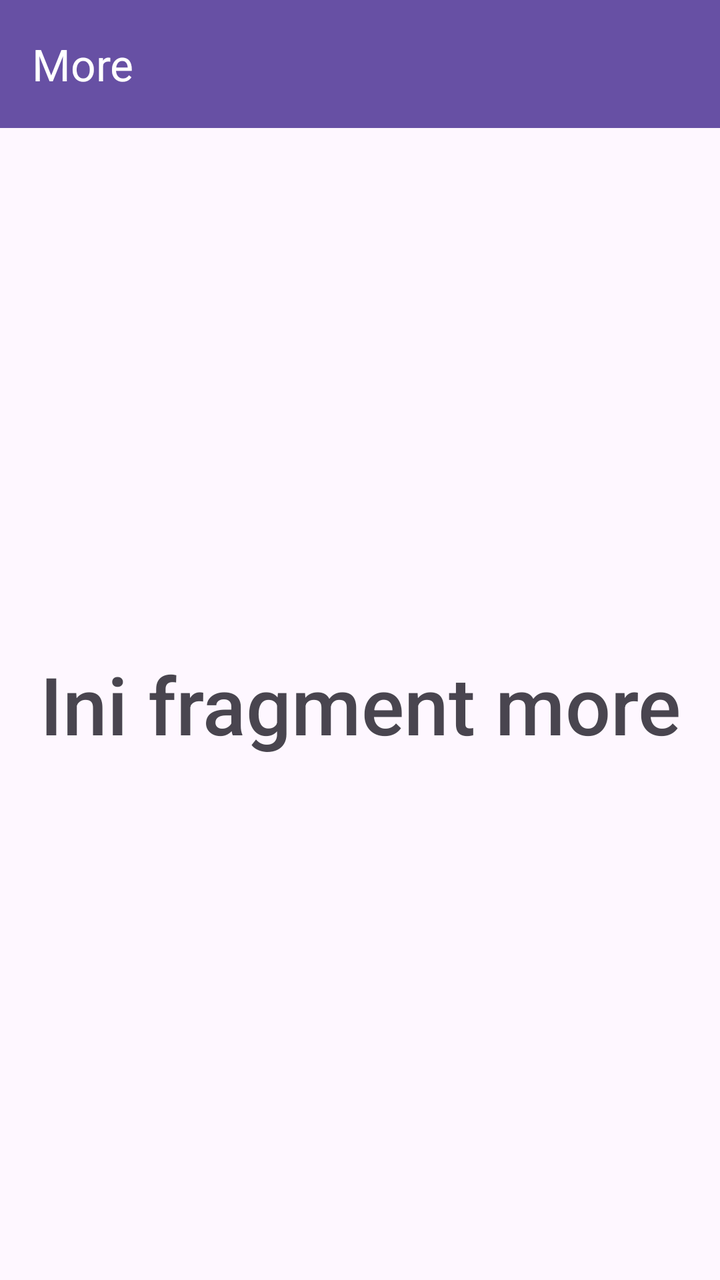
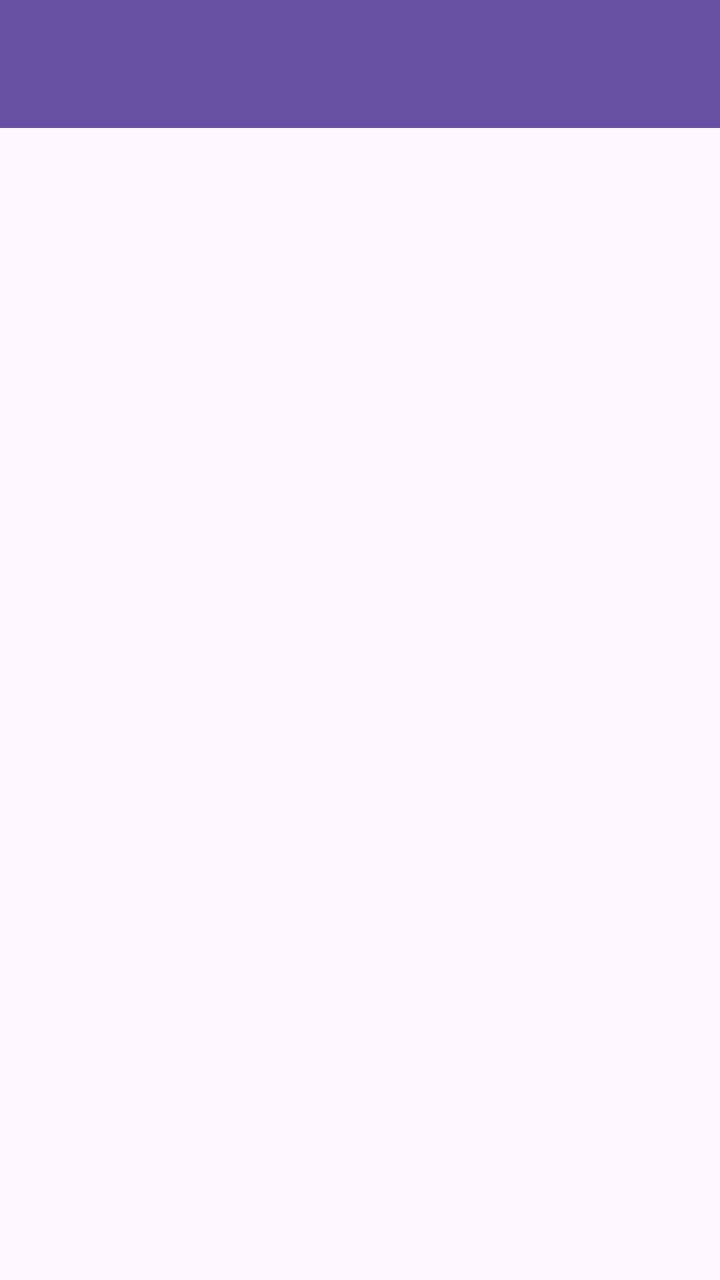

Two renders of the same Android screen: before a commit and after it. Below are the layout's source before the change and the commit's diff.
<!-- AndroidManifest.xml: application theme Theme.ArsyadApps -->
<!-- res/layout/fragment_more.xml -->
<?xml version="1.0" encoding="utf-8"?>
<androidx.constraintlayout.widget.ConstraintLayout xmlns:android="http://schemas.android.com/apk/res/android"
    xmlns:app="http://schemas.android.com/apk/res-auto"
    xmlns:tools="http://schemas.android.com/tools"
    android:layout_width="match_parent"
    android:layout_height="match_parent"
    tools:context=".More.MoreFragment">

    <androidx.appcompat.widget.Toolbar
        android:id="@+id/toolbar"
        android:layout_width="match_parent"
        android:layout_height="?attr/actionBarSize"
        android:background="?attr/colorPrimary"
        app:title="More"
        app:titleTextColor="@android:color/white"
        app:layout_constraintTop_toTopOf="parent" />

    <TextView
        android:layout_width="wrap_content"
        android:layout_height="wrap_content"
        android:fontFamily="sans-serif-medium"
        android:textSize="40sp"
        android:text="Ini fragment more"
        app:layout_constraintBottom_toBottomOf="parent"
        app:layout_constraintEnd_toEndOf="parent"
        app:layout_constraintStart_toStartOf="parent"
        app:layout_constraintTop_toBottomOf="@id/toolbar" />

</androidx.constraintlayout.widget.ConstraintLayout>
<!-- resources referenced by this layout -->
<resources>
  <style name="Theme.ArsyadApps" parent="Base.Theme.ArsyadApps" />
  <style name="Base.Theme.ArsyadApps" parent="Theme.Material3.DayNight.NoActionBar">
          
          
      </style>
</resources>

<!-- the commit's change to res/layout/fragment_more.xml (unified diff, before → after) -->
@@ -1,29 +1,33 @@
 <?xml version="1.0" encoding="utf-8"?>
-<androidx.constraintlayout.widget.ConstraintLayout xmlns:android="http://schemas.android.com/apk/res/android"
+<androidx.coordinatorlayout.widget.CoordinatorLayout
+    xmlns:android="http://schemas.android.com/apk/res/android"
     xmlns:app="http://schemas.android.com/apk/res-auto"
     xmlns:tools="http://schemas.android.com/tools"
     android:layout_width="match_parent"
     android:layout_height="match_parent"
     tools:context=".More.MoreFragment">
 
-    <androidx.appcompat.widget.Toolbar
-        android:id="@+id/toolbar"
+    <com.google.android.material.appbar.AppBarLayout
+        android:id="@+id/appBarLayout"
         android:layout_width="match_parent"
-        android:layout_height="?attr/actionBarSize"
-        android:background="?attr/colorPrimary"
-        app:title="More"
-        app:titleTextColor="@android:color/white"
-        app:layout_constraintTop_toTopOf="parent" />
+        android:layout_height="wrap_content"
+        android:theme="@style/ThemeOverlay.AppCompat.Dark.ActionBar">
 
-    <TextView
-        android:layout_width="wrap_content"
-        android:layout_height="wrap_content"
-        android:fontFamily="sans-serif-medium"
-        android:textSize="40sp"
-        android:text="Ini fragment more"
-        app:layout_constraintBottom_toBottomOf="parent"
-        app:layout_constraintEnd_toEndOf="parent"
-        app:layout_constraintStart_toStartOf="parent"
-        app:layout_constraintTop_toBottomOf="@id/toolbar" />
+        <androidx.appcompat.widget.Toolbar
+            android:id="@+id/toolbar"
+            android:layout_width="match_parent"
+            android:layout_height="?attr/actionBarSize"
+            android:background="?attr/colorPrimary"
+            app:layout_scrollFlags="scroll|enterAlways"
+            app:titleTextColor="@android:color/white" />
 
-</androidx.constraintlayout.widget.ConstraintLayout>
+    </com.google.android.material.appbar.AppBarLayout>
+
+
+    <ListView
+        android:id="@+id/listViewItems"
+        android:layout_width="match_parent"
+        android:layout_height="match_parent"
+        app:layout_behavior="@string/appbar_scrolling_view_behavior" />
+
+</androidx.coordinatorlayout.widget.CoordinatorLayout>
